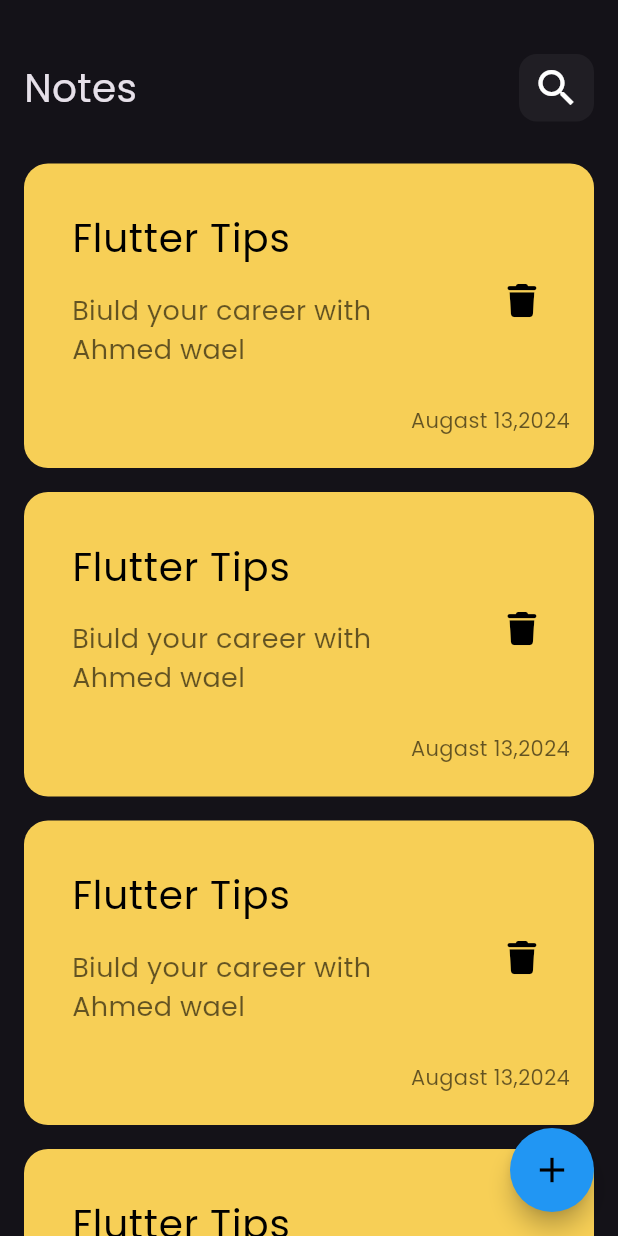
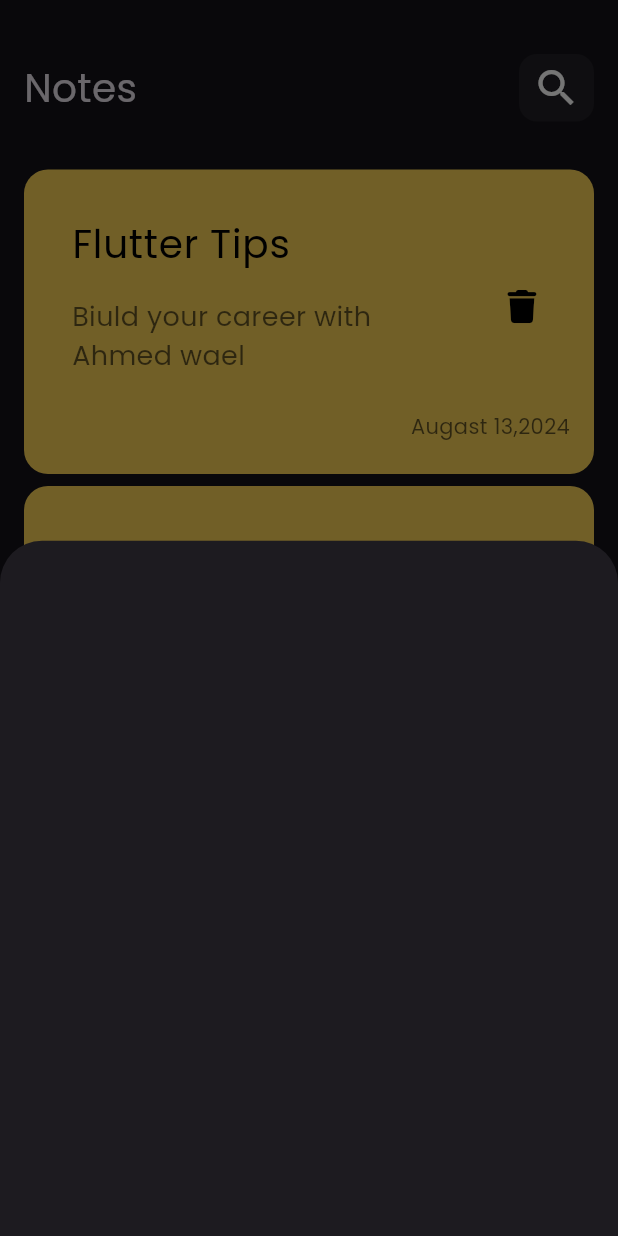
Before and after one commit to ahmedwael111/notes-app, a Flutter app: the screen it shows after launch, after a tap on the "add" icon, on a phone screen of 412 x 824 dp. Run offline on Flutter 3.47's test engine with Material 3 defaults, Android fonts, the phone set to English and light mode, and no system bars; our stand-ins replace font_awesome_flutter.

Commit message:
add note => model bottom sheet

```diff
--- a/lib/view/notes_view.dart
+++ b/lib/view/notes_view.dart
@@ -1,4 +1,5 @@
 import 'package:flutter/material.dart';
+import 'package:notes_app/widgets/add_note_bottom_Sheet.dart';
 import 'package:notes_app/widgets/costom_App_bar.dart';
 import 'package:notes_app/widgets/notes_view_body.dart';
 
@@ -9,7 +10,14 @@ class NotesView extends StatelessWidget {
   Widget build(BuildContext context) {
     return Scaffold(
       floatingActionButton: FloatingActionButton(
-        onPressed: () {},
+        onPressed: () {
+          showModalBottomSheet(
+            context: context,
+            builder: (context) {
+              return const AddNoteBottomSheet();
+            },
+          );
+        },
         shape: const CircleBorder(),
         backgroundColor: Colors.blue,
         child: const Icon(
--- /dev/null
+++ b/lib/widgets/add_note_bottom_Sheet.dart
@@ -0,0 +1,10 @@
+import 'package:flutter/material.dart';
+
+class AddNoteBottomSheet extends StatelessWidget {
+  const AddNoteBottomSheet({super.key});
+
+  @override
+  Widget build(BuildContext context) {
+    return Container();
+  }
+}
--- a/lib/widgets/notes_list_view.dart
+++ b/lib/widgets/notes_list_view.dart
@@ -8,13 +8,17 @@ class NotesListView extends StatelessWidget {
 
   @override
   Widget build(BuildContext context) {
-    return ListView.builder(
-        // itemCount: 10,
-        itemBuilder: (context, item) {
-          return const Padding(
-            padding: EdgeInsets.symmetric(vertical: 8),
-            child: NoteItem(),
-          );
-        });
+    return Padding(
+      padding: const EdgeInsets.symmetric(vertical: 8),
+      child: ListView.builder(
+          padding: EdgeInsets.zero,
+          // itemCount: 10,
+          itemBuilder: (context, item) {
+            return const Padding(
+              padding: EdgeInsets.symmetric(vertical: 4),
+              child: NoteItem(),
+            );
+          }),
+    );
   }
 }
--- a/lib/widgets/notes_view_body.dart
+++ b/lib/widgets/notes_view_body.dart
@@ -1,7 +1,7 @@
 import 'package:flutter/material.dart';
-import 'package:font_awesome_flutter/font_awesome_flutter.dart';
+// import 'package:font_awesome_flutter/font_awesome_flutter.dart';
 import 'package:notes_app/widgets/costom_App_bar.dart';
-import 'package:notes_app/widgets/note_Item.dart';
+// import 'package:notes_app/widgets/note_Item.dart';
 import 'package:notes_app/widgets/notes_list_view.dart';
 
 class NotesViewBody extends StatelessWidget {
```
